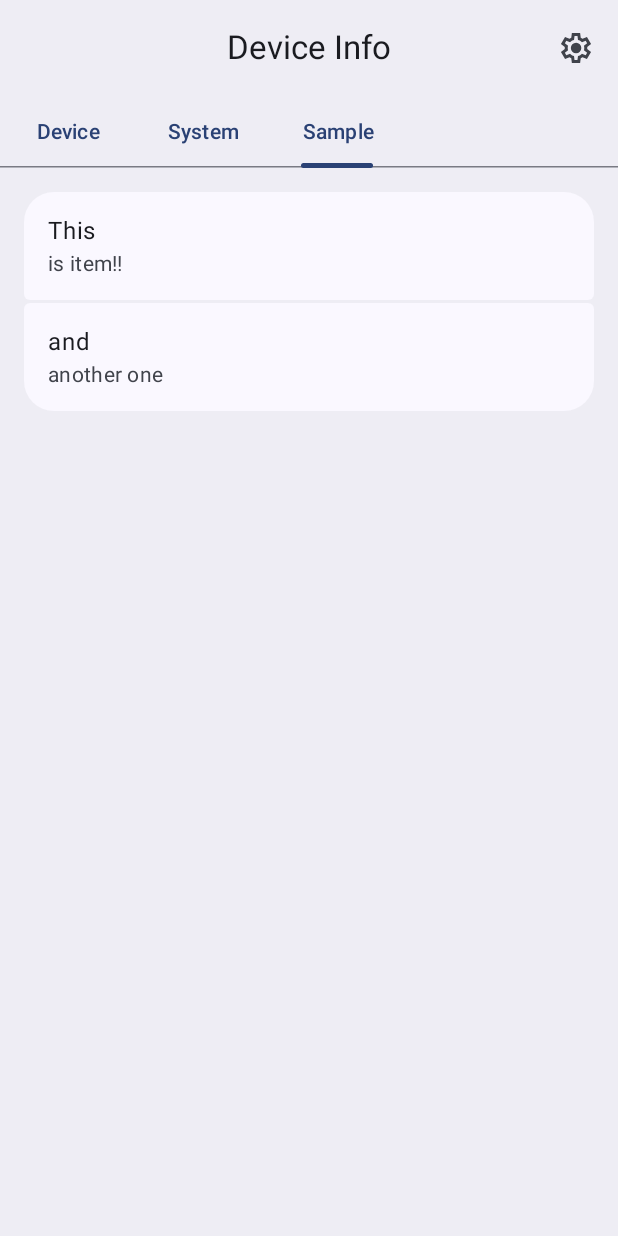
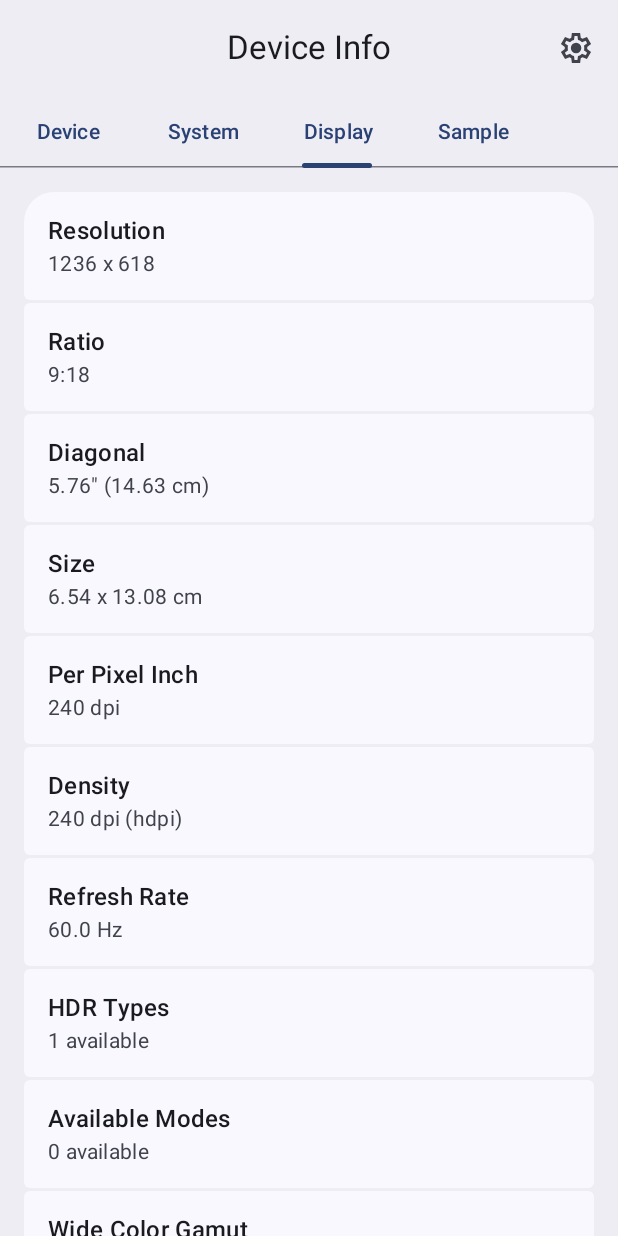
Before and after one commit to hehcker/DeviceInfo, an Android app built with Jetpack Compose: the screen it shows after launch (MainActivity), tab 3 chosen, on a phone screen of 412 x 824 dp. Run offline under Robolectric (Android 15) with nearby library versions, the phone set to English and light mode, and no system bars; our stand-ins replace Material 3 Expressive styles (plain Material 3 is drawn).

Commit message:
add display info screen

```diff
--- /dev/null
+++ b/app/src/main/java/com/hehcker/deviceinfo/data/display/Display.kt
@@ -0,0 +1,122 @@
+package com.hehcker.deviceinfo.data.display
+
+import android.content.Context
+import android.graphics.Rect
+import android.view.Display
+import java.math.RoundingMode
+import java.text.DecimalFormat
+import kotlin.math.pow
+import kotlin.math.roundToInt
+import kotlin.math.sqrt
+
+object Display {
+    private const val INCHES_TO_CM = 2.54
+
+    fun getResolution(bounds: Rect): String {
+        return "${bounds.height()} x ${bounds.width()}"
+    }
+
+    fun getAspectRatio(bounds: Rect): String {
+        val height = bounds.height()
+        val width = bounds.width()
+
+        val gcd = (width / 720.0) * 80
+        val a = height / gcd
+        val b = width / gcd
+
+        val formatA = DecimalFormat("#.#")
+        val formatB = DecimalFormat("#.#")
+
+        return if (a > b) {
+            "${formatB.format(b)}:${formatA.format(a)}"
+        } else {
+            "${formatA.format(a)}:${formatB.format(b)}"
+        }
+    }
+
+    fun getDiagonal(bounds: Rect, context: Context): String {
+        val metrics = context.resources.displayMetrics
+
+        val widthInches = bounds.width() / metrics.xdpi.toDouble()
+        val heightInches = bounds.height() / metrics.ydpi.toDouble()
+
+        val diagonalInches = sqrt(widthInches.pow(2.0) + heightInches.pow(2.0))
+
+        val df = DecimalFormat("#.##")
+        df.roundingMode = RoundingMode.CEILING
+        val sizeInCm = diagonalInches * INCHES_TO_CM
+
+        return "${df.format(diagonalInches)}\" (${df.format(sizeInCm)} cm)"
+    }
+
+    fun getDimensions(bounds: Rect, context: Context): String {
+        val metrics = context.resources.displayMetrics
+
+        val widthInches = bounds.width() / metrics.xdpi.toDouble()
+        val heightInches = bounds.height() / metrics.ydpi.toDouble()
+
+        val df = DecimalFormat("#.##")
+        val widthCm = widthInches * INCHES_TO_CM
+        val heightCm = heightInches * INCHES_TO_CM
+
+        return "${df.format(widthCm)} x ${df.format(heightCm)} cm"
+    }
+
+    fun getPpi(context: Context): String {
+        return "${context.resources.displayMetrics.densityDpi} dpi"
+    }
+
+    fun getSystemDensityBucket(context: Context): String {
+        val density = context.resources.displayMetrics.density
+        val dpi = (density * 160.0f).roundToInt()
+
+        val bucket = when {
+            dpi <= 120 -> "ldpi"
+            dpi <= 160 -> "mdpi"
+            dpi <= 213 -> "tvdpi"
+            dpi <= 240 -> "hdpi"
+            dpi <= 320 -> "xhdpi"
+            dpi <= 480 -> "xxhdpi"
+            else -> "xxxhdpi"
+        }
+        return "$dpi dpi ($bucket)"
+    }
+
+    fun getRefreshRate(display: Display): String {
+        return "${round(display.refreshRate.toDouble(), 1)} Hz"
+    }
+
+    fun getHdrTypes(display: Display): List<String> {
+        val hdrInts = display.supportedModes
+            .flatMap { it.supportedHdrTypes.asIterable() }
+            .distinct()
+
+        if (hdrInts.isEmpty()) return listOf("Unsupported")
+
+        return hdrInts.sorted().map {
+            when (it) {
+                Display.HdrCapabilities.HDR_TYPE_DOLBY_VISION -> "Dolby Vision"
+                Display.HdrCapabilities.HDR_TYPE_HDR10 -> "HDR10"
+                Display.HdrCapabilities.HDR_TYPE_HDR10_PLUS -> "HDR10+"
+                Display.HdrCapabilities.HDR_TYPE_HLG -> "Hybrid Log Gamma"
+                else -> "Unknown ($it)"
+            }
+        }
+    }
+
+    fun getAvailableModes(display: Display): List<String> {
+        return display.supportedModes.map { mode ->
+            val w = maxOf(mode.physicalWidth, mode.physicalHeight)
+            val h = minOf(mode.physicalWidth, mode.physicalHeight)
+            "${h}x${w} @ ${round(mode.refreshRate.toDouble(), 1)}Hz"
+        }.distinct()
+    }
+
+    fun getWideColorGamutStatus(display: Display): String {
+        return if (display.isWideColorGamut) "Supported" else "Unsupported"
+    }
+
+    private fun round(value: Double, places: Int): Double {
+        return value.toBigDecimal().setScale(places, RoundingMode.HALF_UP).toDouble()
+    }
+}
--- /dev/null
+++ b/app/src/main/java/com/hehcker/deviceinfo/data/display/DisplayInfo.kt
@@ -0,0 +1,14 @@
+package com.hehcker.deviceinfo.data.display
+
+data class DisplayInfo(
+    val resolution: String,
+    val ratio: String,
+    val diagonal: String,
+    val size: String,
+    val ppi: String,
+    val systemDensity: String,
+    val refreshRate: String,
+    val hdrTypes: List<String>,
+    val availableModes: List<String>,
+    val wideColorGamutStatus: String
+)
--- /dev/null
+++ b/app/src/main/java/com/hehcker/deviceinfo/data/display/DisplayInfoProvider.kt
@@ -0,0 +1,31 @@
+package com.hehcker.deviceinfo.data.display
+
+import android.content.Context
+import android.hardware.display.DisplayManager
+import android.view.WindowManager
+
+object DisplayInfoProvider {
+    fun get(context: Context): DisplayInfo {
+        val displayManager = context.getSystemService(Context.DISPLAY_SERVICE) as DisplayManager
+        val display = displayManager.getDisplay(android.view.Display.DEFAULT_DISPLAY)
+        context.createDisplayContext(display)
+
+        val windowManager = context.getSystemService(WindowManager::class.java)
+        val windowMetrics = windowManager.currentWindowMetrics
+
+        val bounds = windowMetrics.bounds
+
+        return DisplayInfo(
+            resolution = Display.getResolution(bounds),
+            ratio = Display.getAspectRatio(bounds),
+            diagonal = Display.getDiagonal(bounds, context),
+            size = Display.getDimensions(bounds, context),
+            ppi = Display.getPpi(context),
+            systemDensity = Display.getSystemDensityBucket(context),
+            refreshRate = Display.getRefreshRate(display),
+            hdrTypes = Display.getHdrTypes(display),
+            availableModes = Display.getAvailableModes(display),
+            wideColorGamutStatus = Display.getWideColorGamutStatus(display)
+        )
+    }
+}
--- /dev/null
+++ b/app/src/main/java/com/hehcker/deviceinfo/ui/screen/data/DisplayInfoScreen.kt
@@ -0,0 +1,121 @@
+package com.hehcker.deviceinfo.ui.screen.data
+
+import androidx.compose.foundation.background
+import androidx.compose.foundation.layout.Arrangement
+import androidx.compose.foundation.layout.fillMaxSize
+import androidx.compose.foundation.layout.padding
+import androidx.compose.foundation.lazy.LazyColumn
+import androidx.compose.foundation.lazy.itemsIndexed
+import androidx.compose.material3.MaterialTheme.typography
+import androidx.compose.material3.Text
+import androidx.compose.runtime.Composable
+import androidx.compose.runtime.getValue
+import androidx.compose.runtime.mutableStateOf
+import androidx.compose.runtime.remember
+import androidx.compose.runtime.setValue
+import androidx.compose.ui.Modifier
+import androidx.compose.ui.unit.dp
+import androidx.lifecycle.viewmodel.compose.viewModel
+import com.hehcker.deviceinfo.ui.component.ClickableListItem
+import com.hehcker.deviceinfo.ui.component.InfoListItem
+import com.hehcker.deviceinfo.ui.component.ModalBottomListSheet
+import com.hehcker.deviceinfo.ui.screen.data.viewModel.DisplayInfoViewModel
+import com.hehcker.deviceinfo.ui.theme.CustomColors.listItemColors
+import com.hehcker.deviceinfo.ui.theme.CustomColors.topBarColors
+
+@Composable
+fun DisplayInfoScreen(
+    viewModel: DisplayInfoViewModel = viewModel(),
+) {
+    val details = viewModel.uiItems
+    var showHdrTypesSheet by remember { mutableStateOf(false) }
+    var showModesSheet by remember { mutableStateOf(false) }
+
+    if (showHdrTypesSheet) {
+        ModalBottomListSheet(
+            title = "HDR Types",
+            list = viewModel.displayInfo.hdrTypes,
+            onDismiss = { showHdrTypesSheet = false }
+        )
+    }
+    if (showModesSheet) {
+        ModalBottomListSheet(
+            title = "Available modes",
+            list = viewModel.displayInfo.availableModes,
+            onDismiss = { showModesSheet = false }
+        )
+    }
+
+    LazyColumn(
+        verticalArrangement = Arrangement.spacedBy(2.dp),
+        modifier = Modifier
+            .background(topBarColors.containerColor)
+            .padding(horizontal = 16.dp)
+            .padding(top = 16.dp)
+            .fillMaxSize()
+    ) {
+        if (details.isNotEmpty()) {
+            itemsIndexed(details) { index, item ->
+                if (item.label == "HDR Types") {
+                    ClickableListItem(
+                        headlineContent = {
+                            Text(
+                                text = item.label,
+                                style = typography.titleMedium
+                            )
+                        },
+                        supportingContent = {
+                            Text(
+                                text = item.value,
+                                style = typography.bodyMedium
+                            )
+                        },
+                        items = details.size,
+                        index = index,
+                        onClick = {
+                            showHdrTypesSheet = true
+                        }
+                    )
+                } else if (item.label == "Available Modes") {
+                    ClickableListItem(
+                        headlineContent = {
+                            Text(
+                                text = item.label,
+                                style = typography.titleMedium
+                            )
+                        },
+                        supportingContent = {
+                            Text(
+                                text = item.value,
+                                style = typography.bodyMedium
+                            )
+                        },
+                        items = details.size,
+                        index = index,
+                        onClick = {
+                            showModesSheet = true
+                        }
+                    )
+                } else {
+                    InfoListItem(
+                        headlineContent = {
+                            Text(
+                                text = item.label,
+                                style = typography.titleMedium
+                            )
+                        },
+                        supportingContent = {
+                            Text(
+                                text = item.value,
+                                style = typography.bodyMedium
+                            )
+                        },
+                        colors = listItemColors,
+                        items = details.size,
+                        index = index
+                    )
+                }
+            }
+        }
+    }
+}
--- /dev/null
+++ b/app/src/main/java/com/hehcker/deviceinfo/ui/screen/data/viewModel/DisplayInfoViewModel.kt
@@ -0,0 +1,23 @@
+package com.hehcker.deviceinfo.ui.screen.data.viewModel
+
+import android.app.Application
+import androidx.lifecycle.AndroidViewModel
+import com.hehcker.deviceinfo.data.display.DisplayInfoProvider
+import com.hehcker.deviceinfo.ui.component.addIfValid
+
+class DisplayInfoViewModel(app: Application) : AndroidViewModel(app) {
+    val displayInfo = DisplayInfoProvider.get(app)
+
+    val uiItems = buildList {
+        addIfValid("Resolution", displayInfo.resolution)
+        addIfValid("Ratio", displayInfo.ratio)
+        addIfValid("Diagonal", displayInfo.diagonal)
+        addIfValid("Size", displayInfo.size)
+        addIfValid("Per Pixel Inch", displayInfo.ppi)
+        addIfValid("Density", displayInfo.systemDensity)
+        addIfValid("Refresh Rate", displayInfo.refreshRate)
+        addIfValid("HDR Types", "${displayInfo.hdrTypes.size} available")
+        addIfValid("Available Modes", "${displayInfo.availableModes.size} available")
+        addIfValid("Wide Color Gamut", displayInfo.wideColorGamutStatus)
+    }
+}
--- a/app/src/main/java/com/hehcker/deviceinfo/ui/screen/main/MainScreen.kt
+++ b/app/src/main/java/com/hehcker/deviceinfo/ui/screen/main/MainScreen.kt
@@ -29,6 +29,7 @@ import androidx.navigation.NavController
 import com.hehcker.deviceinfo.R
 import com.hehcker.deviceinfo.ui.component.InfoListItem
 import com.hehcker.deviceinfo.ui.screen.data.DeviceInfoScreen
+import com.hehcker.deviceinfo.ui.screen.data.DisplayInfoScreen
 import com.hehcker.deviceinfo.ui.screen.data.SystemInfoScreen
 import com.hehcker.deviceinfo.ui.theme.CustomColors.topBarColors
 import kotlinx.coroutines.launch
@@ -37,7 +38,7 @@ import kotlinx.coroutines.launch
 @Composable
 fun MainScreen(navController: NavController) {
     val tabs = listOf(
-        "Device", "System", "Sample"
+        "Device", "System", "Display", "Sample"
     )
 
     val pagerState = rememberPagerState(pageCount = { tabs.size })
@@ -95,6 +96,7 @@ fun MainScreen(navController: NavController) {
             when (pageIndex) {
                 0 -> DeviceInfoScreen()
                 1 -> SystemInfoScreen()
+                2 -> DisplayInfoScreen()
                 else -> SampleScreen()
             }
         }
```
